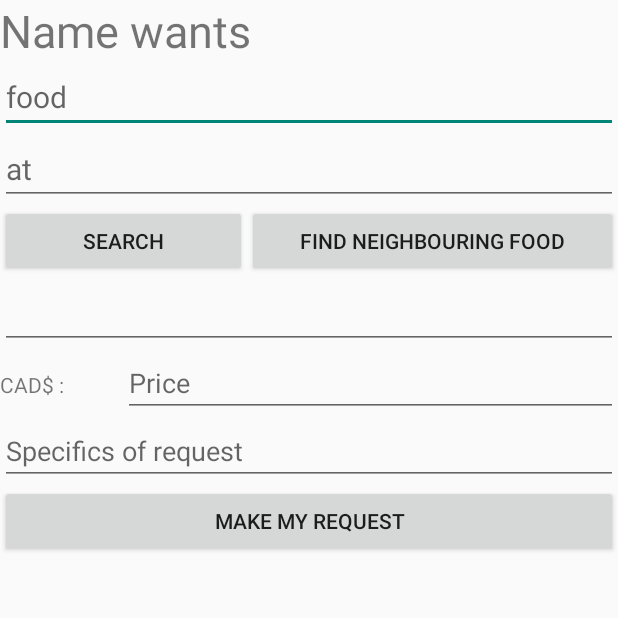
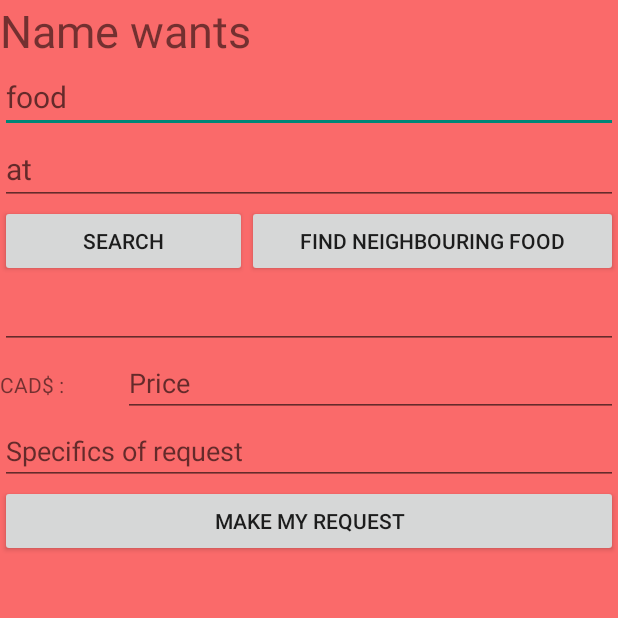
Before and after one commit to JShimmm/HackTheNorth2015, an Android app: the SearchActivity screen opened directly, with no data from a screen before it, on a phone screen of 412 x 824 dp, the top half of it. Run offline under Robolectric (Android 15) with nearby library versions, the phone set to English and light mode, and no system bars; libraries missing offline, so code that uses them is left out: com.facebook, com.parse, org.scribe.builder, org.scribe.model, org.scribe.oauth; 4 statements that could not run were skipped.

Commit message:
tab completed

```diff
--- a/Quickie/app/src/main/java/quickie/hackthenorth/com/quickie/Requests/DeliveryRequests.java
+++ b/Quickie/app/src/main/java/quickie/hackthenorth/com/quickie/Requests/DeliveryRequests.java
@@ -82,9 +82,4 @@ public class DeliveryRequests extends Fragment {
         return root;
     }
 
-    @Override
-    public void onDetach() {
-        super.onDetach();
-    }
-
 }
--- /dev/null
+++ b/Quickie/app/src/main/res/layout/activity_home.xml
@@ -0,0 +1,6 @@
+<android.support.v4.view.ViewPager xmlns:android="http://schemas.android.com/apk/res/android"
+    android:id="@+id/pager"
+    android:layout_width="match_parent"
+    android:layout_height="match_parent">
+
+</android.support.v4.view.ViewPager>
--- a/Quickie/app/src/main/res/layout/activity_login.xml
+++ /dev/null
@@ -1,6 +0,0 @@
-<?xml version="1.0" encoding="utf-8"?>
-<LinearLayout xmlns:android="http://schemas.android.com/apk/res/android"
-    android:orientation="vertical" android:layout_width="match_parent"
-    android:layout_height="match_parent">
-
-</LinearLayout>
--- a/Quickie/app/src/main/res/layout/fragment_make_request.xml
+++ b/Quickie/app/src/main/res/layout/fragment_make_request.xml
@@ -1,8 +1,16 @@
-<LinearLayout xmlns:android="http://schemas.android.com/apk/res/android"
-    xmlns:tools="http://schemas.android.com/tools" android:layout_width="match_parent"
+<?xml version="1.0" encoding="utf-8"?>
+<RelativeLayout xmlns:android="http://schemas.android.com/apk/res/android"
+    xmlns:tools="http://schemas.android.com/tools"
+    android:layout_width="match_parent"
     android:layout_height="match_parent"
+    android:orientation="vertical"
     tools:context="quickie.hackthenorth.com.quickie.Requests.MakeRequest"
-    android:orientation="vertical">
+    android:background="#fa6a6a">
+
+    <LinearLayout
+        android:layout_width="match_parent"
+        android:layout_height="match_parent"
+        android:orientation="vertical">
 
     <!-- TODO: Update blank fragment layout -->
     <TextView
@@ -80,4 +88,5 @@
         android:layout_width="match_parent"
         android:layout_height="wrap_content"
         android:text="Make my request"/>
-</LinearLayout>
+    </LinearLayout>
+</RelativeLayout>
--- a/Quickie/app/src/main/res/values/strings.xml
+++ b/Quickie/app/src/main/res/values/strings.xml
@@ -19,4 +19,5 @@
 <!-- TODO: Remove or change this placeholder text -->
     <string name="hello_blank_fragment">Hello blank fragment</string>
     <string name="title_activity_messenger">messengerActivity</string>
+    <string name="title_activity_home">HomeActivity</string>
 </resources>
```
Also changed, not shown: Quickie/app/src/main/AndroidManifest.xml (+8 -6 lines), Quickie/app/src/main/java/quickie/hackthenorth/com/quickie/HomeActivity.java (added, +114 -0 lines), Quickie/app/src/main/java/quickie/hackthenorth/com/quickie/MainActivity.java (+2 -8 lines), Quickie/app/src/main/java/quickie/hackthenorth/com/quickie/adapter/TabsPagerAdapter.java (added, +38 -0 lines), Quickie/app/src/main/res/layout/fragment_delivery_requests.xml (+8 -4 lines), Quickie/app/src/main/res/menu/menu_home.xml (added, +7 -0 lines), 1 other file.
